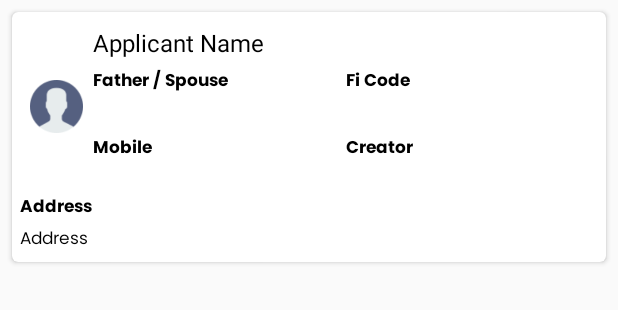
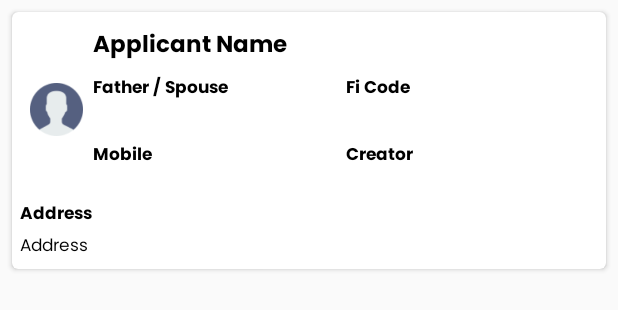
Before and after one commit to ShivShrivas/Mergering-Sourcing-App, an Android app: the layout layout_item_loan_app_info.xml on its own in the app's theme, with its tools: preview values and no code run, on a phone screen of 412 x 824 dp. Shown: the top 310 px of the screen. Run offline under Robolectric (Android 15) with nearby library versions, the phone set to English and light mode, and no system bars.

Commit message:
CrifDataObject1

```diff
--- a/app/src/main/res/layout/layout_item_loan_app_info.xml
+++ b/app/src/main/res/layout/layout_item_loan_app_info.xml
@@ -67,8 +67,9 @@
                         android:layout_marginStart="0dp"
                         android:layout_marginTop="4dp"
                         android:text="@string/applicant_name"
+                        android:fontFamily="@font/scada_bold"
                         android:textAppearance="?android:attr/textAppearanceLarge"
-                        android:textSize="16sp"
+                        android:textSize="15sp"
                         android:visibility="visible"
                         app:layout_constraintStart_toStartOf="parent"
                         app:layout_constraintTop_toTopOf="parent" />
```
